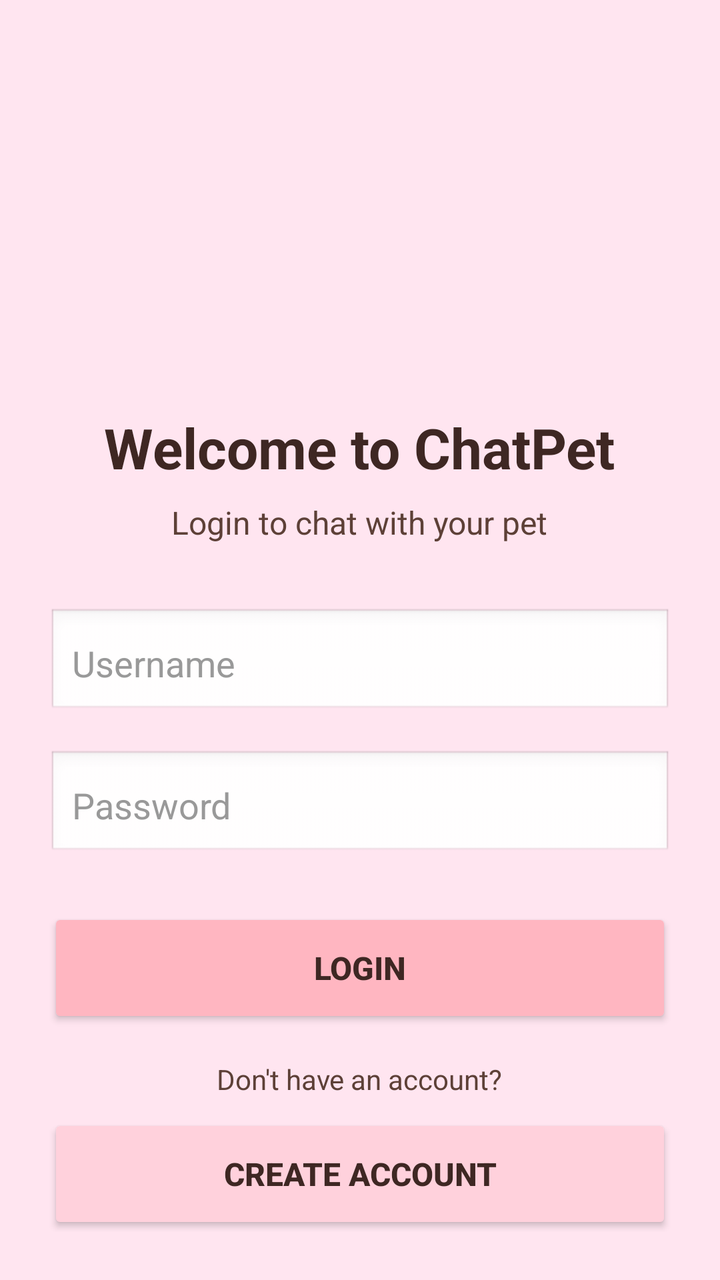
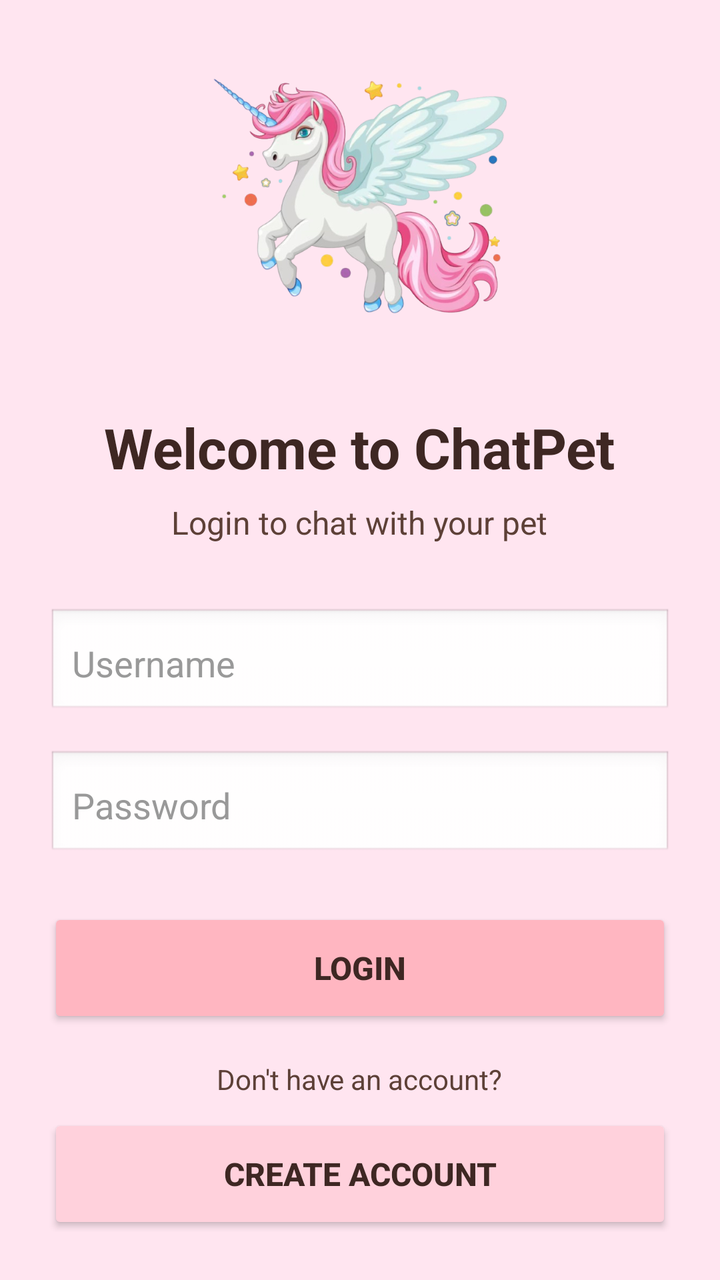

Before-and-after screenshots of an Android layout around one commit, followed by the original layout XML and the change that was made.
<!-- AndroidManifest.xml: activity theme Theme.AppCompat.Light.NoActionBar -->
<!-- res/layout/activity_login.xml -->
<?xml version="1.0" encoding="utf-8"?>
<LinearLayout xmlns:android="http://schemas.android.com/apk/res/android"
    android:layout_width="match_parent"
    android:layout_height="match_parent"
    android:orientation="vertical"
    android:padding="24dp"
    android:gravity="center"
    android:background="#FFE5F0">

    <ImageView
        android:id="@+id/appLogo"
        android:layout_width="150dp"
        android:layout_height="150dp"
        android:src="@drawable/unicorn"
        android:layout_marginBottom="32dp"
        android:contentDescription="ChatPet Logo" />

    <TextView
        android:layout_width="wrap_content"
        android:layout_height="wrap_content"
        android:text="Welcome to ChatPet"
        android:textSize="28sp"
        android:textStyle="bold"
        android:textColor="#3E2723"
        android:layout_marginBottom="8dp" />

    <TextView
        android:layout_width="wrap_content"
        android:layout_height="wrap_content"
        android:text="Login to chat with your pet"
        android:textSize="16sp"
        android:textColor="#5D4037"
        android:layout_marginBottom="32dp" />

    <EditText
        android:id="@+id/usernameInput"
        android:layout_width="match_parent"
        android:layout_height="55dp"
        android:hint="Username"
        android:inputType="text"
        android:textColor="#3E2723"
        android:textColorHint="#999999"
        android:background="@android:drawable/edit_text"
        android:padding="12dp"
        android:layout_marginBottom="16dp" />

    <EditText
        android:id="@+id/passwordInput"
        android:layout_width="match_parent"
        android:layout_height="55dp"
        android:hint="Password"
        android:inputType="textPassword"
        android:textColor="#3E2723"
        android:textColorHint="#999999"
        android:background="@android:drawable/edit_text"
        android:padding="12dp"
        android:layout_marginBottom="24dp" />

    <TextView
        android:id="@+id/errorText"
        android:layout_width="match_parent"
        android:layout_height="wrap_content"
        android:text=""
        android:textColor="#D32F2F"
        android:textSize="14sp"
        android:layout_marginBottom="16dp"
        android:gravity="center"
        android:visibility="gone" />

    <Button
        android:id="@+id/loginButton"
        android:layout_width="match_parent"
        android:layout_height="60dp"
        android:text="LOGIN"
        android:textSize="16sp"
        android:textStyle="bold"
        android:backgroundTint="#FFB6C1"
        android:textColor="#3E2723"
        android:layout_marginBottom="16dp" />

    <TextView
        android:layout_width="wrap_content"
        android:layout_height="wrap_content"
        android:text="Don't have an account?"
        android:textSize="14sp"
        android:textColor="#5D4037"
        android:layout_marginBottom="8dp" />

    <Button
        android:id="@+id/registerButton"
        android:layout_width="match_parent"
        android:layout_height="60dp"
        android:text="CREATE ACCOUNT"
        android:textSize="16sp"
        android:textStyle="bold"
        android:backgroundTint="#FFD1DC"
        android:textColor="#3E2723" />

</LinearLayout>
<!-- resources referenced by this layout -->
<resources>
  <!-- drawable unicorn: jpg bitmap (drawable, 24286 bytes) -->
</resources>

<!-- the commit's change to res/layout/activity_login.xml (unified diff, before → after) -->
@@ -11,7 +11,7 @@
         android:id="@+id/appLogo"
         android:layout_width="150dp"
         android:layout_height="150dp"
-        android:src="@drawable/unicorn"
+        android:src="@drawable/unicorn_level1_transparent"
         android:layout_marginBottom="32dp"
         android:contentDescription="ChatPet Logo" />
 
<!-- resource entries referenced after the edit -->
@@ -1,5 +1,5 @@
 <!-- resources referenced by this layout -->
 <resources>
-  <!-- drawable unicorn: jpg bitmap (drawable, 24286 bytes) -->
+  <!-- drawable unicorn_level1_transparent: png bitmap (drawable, 297972 bytes) -->
 </resources>
 
